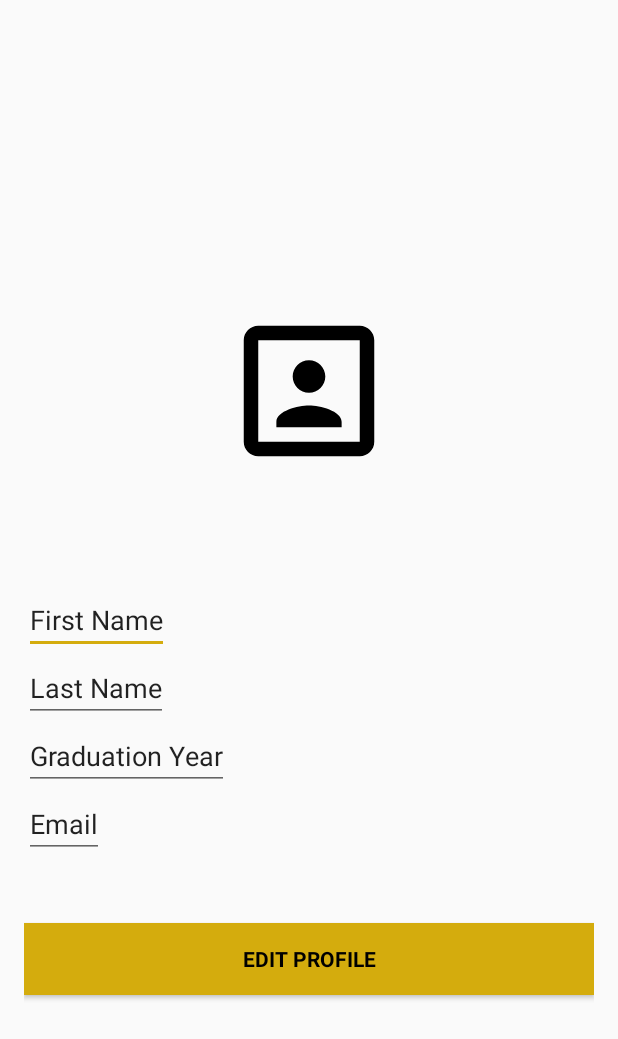
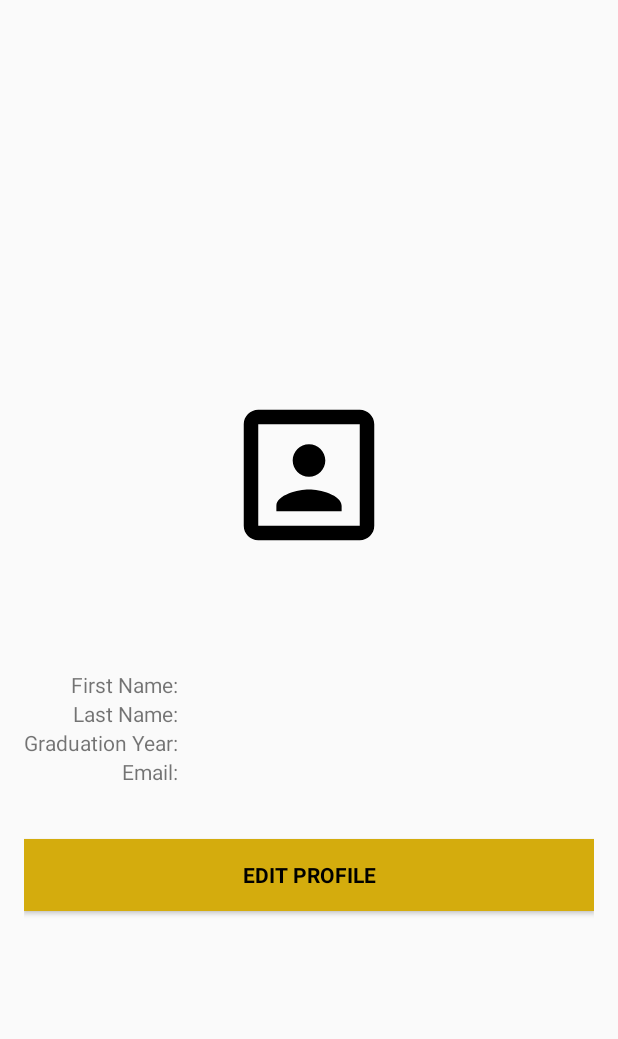
Before and after one commit to averma74/AndroidProject_PaceArcadian, an Android app: the layout user_profile.xml on its own in the app's theme, with its tools: preview values and no code run, on a phone screen of 412 x 824 dp. Shown: the top 1039 px of the screen. Run offline under Robolectric (Android 15) with nearby library versions, the phone set to English and light mode, and no system bars.

Commit message:
Minor Changes

```diff
--- a/PaceArcadian/app/src/main/java/com/example/pacearcadian/AccountActivity/UserInformation.java
+++ b/PaceArcadian/app/src/main/java/com/example/pacearcadian/AccountActivity/UserInformation.java
@@ -1,6 +1,4 @@
 package com.example.pacearcadian.AccountActivity;
-
-import java.util.Date;
 
 public class UserInformation {
 
--- a/PaceArcadian/app/src/main/java/com/example/pacearcadian/ProfileInventory.java
+++ b/PaceArcadian/app/src/main/java/com/example/pacearcadian/ProfileInventory.java
@@ -28,7 +28,6 @@ public class ProfileInventory extends Activity {
     TextView mUsername;
     TextView mRatingTitle, mRating, mFollowerTitle, mFollowerCount, mFollowingTitle, mFollowingCount;
     FloatingActionButton mFloatingButton;
-    private FirebaseAuth auth;
 
 
     @Override
@@ -39,7 +38,7 @@ public class ProfileInventory extends Activity {
         initializeViews();
         implementClickListener();
 
-        auth = FirebaseAuth.getInstance();
+        FirebaseAuth auth = FirebaseAuth.getInstance();
         final FirebaseUser user = FirebaseAuth.getInstance().getCurrentUser();
         Log.i("debug", user.getEmail());
         mUsername.setText(user.getEmail());
--- a/PaceArcadian/app/src/main/res/layout/activity_main.xml
+++ b/PaceArcadian/app/src/main/res/layout/activity_main.xml
@@ -103,7 +103,7 @@
         style="?android:textAppearanceSmall"
         android:layout_width="300dp"
         android:layout_height="wrap_content"
-        android:text="INVENTORY"
+        android:text="@string/inventory"
         android:textStyle="bold"
         tools:layout_editor_absoluteX="42dp"
         tools:layout_editor_absoluteY="312dp"
--- a/PaceArcadian/app/src/main/res/layout/profile_inventory.xml
+++ b/PaceArcadian/app/src/main/res/layout/profile_inventory.xml
@@ -15,9 +15,8 @@
             android:id="@+id/profile_image"
             android:layout_width="100dp"
             android:layout_height="100dp"
-            android:src="@drawable/ic_add_a_photo_black_24dp"
             android:layout_centerHorizontal="true"/>
-
+        <!--android:src="@drawable/ic_add_a_photo_black_24dp"-->
         <!--floating action button-->
 
         <TextView
@@ -141,12 +140,11 @@
         android:id="@+id/fab"
         android:layout_width="wrap_content"
         android:layout_height="wrap_content"
-        android:src="@drawable/ic_add_black_24dp"
         android:layout_alignParentBottom="true"
         android:layout_alignParentEnd="true"
         android:layout_margin="10dp"
         android:layout_gravity="end|bottom">
-
+        <!--android:src="@drawable/ic_add_black_24dp"-->
     </android.support.design.widget.FloatingActionButton>
 
 
--- a/PaceArcadian/app/src/main/res/layout/user_profile.xml
+++ b/PaceArcadian/app/src/main/res/layout/user_profile.xml
@@ -18,76 +18,75 @@
             android:contentDescription=""
             tools:ignore="ContentDescription" />
 
-        <EditText
+        <TextView
             android:id="@+id/first_name"
             android:layout_width="wrap_content"
             android:layout_height="wrap_content"
-            android:text="@string/user_first_name"
-            android:layout_marginEnd="20dp"
+            android:text="@string/first_name"
+            android:layout_alignEnd="@+id/graduation_year"
             android:layout_below="@id/user_image"/>
 
         <TextView
             android:id="@+id/user_first_name"
-            android:layout_width="wrap_content"
-            android:layout_height="37dp"
+            android:layout_width="match_parent"
+            android:layout_height="wrap_content"
+            android:paddingStart="20dp"
             android:gravity="center_vertical"
             android:layout_toEndOf="@+id/first_name"
             android:textColor="@android:color/black"
-            android:layout_alignTop="@+id/first_name"
-            android:textSize="20sp" />
+            android:layout_alignTop="@+id/first_name"/>
 
-        <EditText
+        <TextView
             android:id="@+id/last_name"
             android:layout_width="wrap_content"
             android:layout_height="wrap_content"
-            android:layout_marginEnd="20dp"
-            android:text="@string/user_last_name"
+            android:text="@string/last_name"
+            android:layout_alignEnd="@+id/graduation_year"
             android:layout_below="@id/first_name"/>
 
         <TextView
             android:id="@+id/user_last_name"
             android:layout_width="match_parent"
-            android:layout_height="37dp"
+            android:layout_height="wrap_content"
             android:gravity="center_vertical"
-            android:textSize="20sp"
+            android:paddingStart="20dp"
             android:layout_toEndOf="@+id/last_name"
             android:layout_alignTop="@+id/last_name"
             android:textColor="@android:color/black" />
 
-        <EditText
+        <TextView
             android:id="@+id/graduation_year"
             android:layout_width="wrap_content"
             android:layout_height="wrap_content"
-            android:layout_marginEnd="20dp"
-            android:text="@string/user_graduation_year"
+            android:text="@string/graduation_year"
             android:layout_below="@id/last_name"/>
 
         <TextView
             android:id="@+id/user_graduation_year"
             android:layout_width="match_parent"
-            android:layout_height="37dp"
+            android:layout_height="wrap_content"
             android:gravity="center_vertical"
-            android:textSize="20sp"
+            android:paddingStart="20dp"
             android:layout_toEndOf="@+id/graduation_year"
             android:layout_alignTop="@+id/graduation_year"
             android:textColor="@android:color/black" />
 
-        <EditText
+        <TextView
             android:id="@+id/email_2"
             android:layout_width="wrap_content"
             android:layout_height="wrap_content"
-            android:text="@string/email"
-            android:layout_marginEnd="20dp"
+            android:text="@string/email_text_view"
+            android:layout_alignEnd="@+id/graduation_year"
             android:layout_below="@id/graduation_year"/>
 
         <TextView
             android:id="@+id/user_email"
             android:layout_width="match_parent"
-            android:layout_height="37dp"
+            android:layout_height="wrap_content"
             android:gravity="center_vertical"
-            android:textSize="20sp"
             android:layout_toEndOf="@+id/email_2"
             android:layout_alignTop="@+id/email_2"
+            android:paddingStart="20dp"
             android:textColor="@android:color/black" />
 
         <TextView
@@ -95,7 +94,6 @@
             android:layout_width="match_parent"
             android:layout_height="wrap_content"
             android:gravity="center_vertical"
-            android:textSize="20sp"
             android:layout_below="@+id/email_2"
             android:textColor="@android:color/black" />
 
--- a/PaceArcadian/app/src/main/res/values/strings.xml
+++ b/PaceArcadian/app/src/main/res/values/strings.xml
@@ -52,5 +52,10 @@
     <string name="rating">RATING</string>
     <string name="following">FOLLOWING</string>
     <string name="followers">FOLLOWERS</string>
+    <string name="first_name">First Name:</string>
+    <string name="last_name">Last Name:</string>
+    <string name="graduation_year">Graduation Year:</string>
+    <string name="email_text_view">Email:</string>
+    <string name="inventory">INVENTORY</string>
 
 </resources>
```
Also changed, not shown: PaceArcadian/app/src/main/java/com/example/pacearcadian/AccountActivity/LoginActivity.java (+12 -27 lines), PaceArcadian/app/src/main/java/com/example/pacearcadian/AccountActivity/ResetPasswordActivity.java (+7 -19 lines), PaceArcadian/app/src/main/java/com/example/pacearcadian/AccountActivity/SignUpActivity.java (+11 -27 lines), PaceArcadian/app/src/main/java/com/example/pacearcadian/InventoryRecyclerViewAdapter.java (+4 -5 lines), PaceArcadian/app/src/main/java/com/example/pacearcadian/Items.java (+5 -5 lines), PaceArcadian/app/src/main/java/com/example/pacearcadian/MainActivity.java (+25 -64 lines), PaceArcadian/app/src/main/java/com/example/pacearcadian/UpdateUserProfile.java (+10 -34 lines), PaceArcadian/app/src/main/java/com/example/pacearcadian/UserProfile.java (+10 -18 lines).
